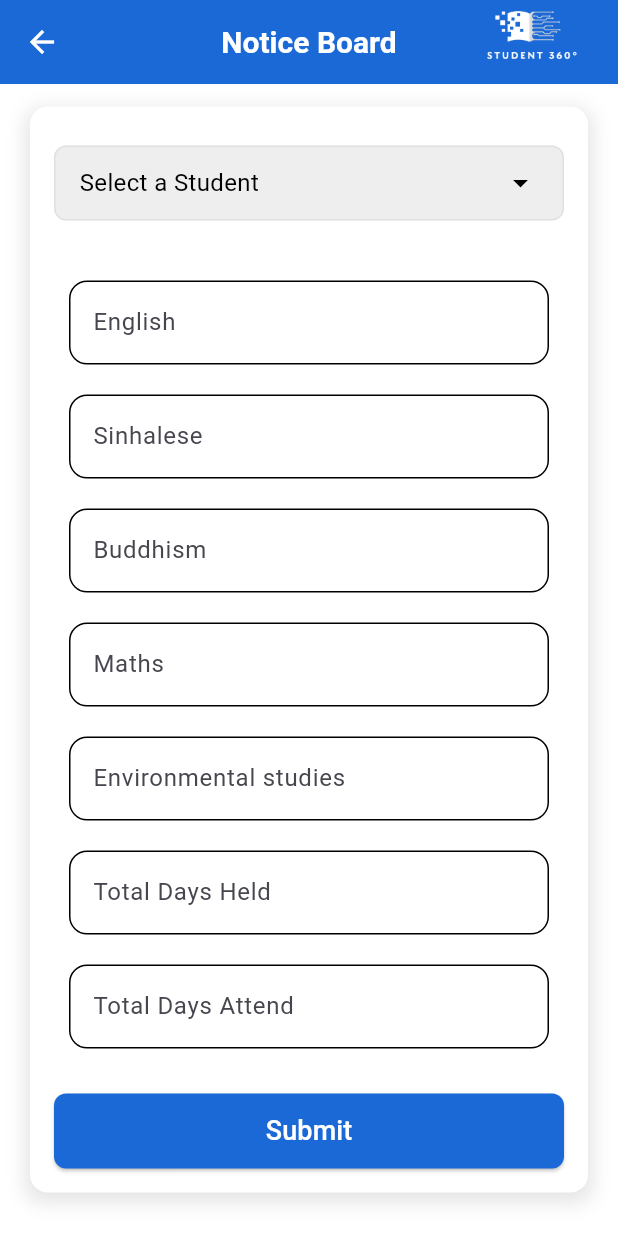
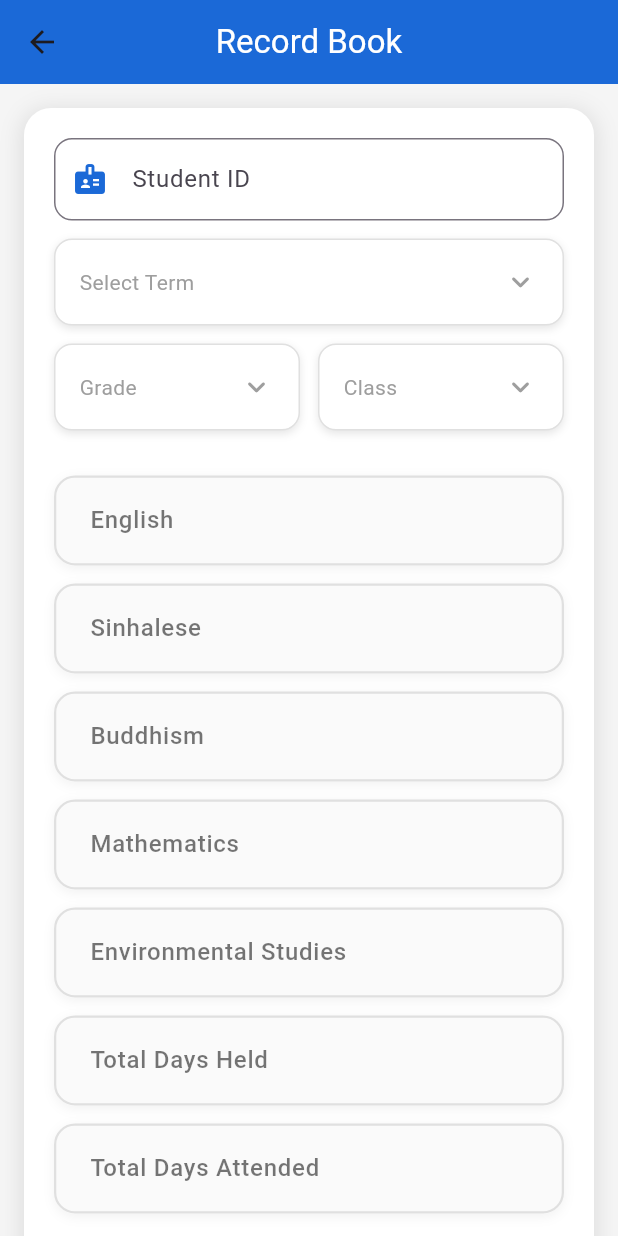
Before and after one commit to Dimath-Ranasinghe/Student_360, a Flutter app: the FormPage screen opened directly, on a phone screen of 412 x 824 dp. Run offline on Flutter 3.47's test engine with Material 3 defaults, Android fonts, the phone set to English and light mode, and no system bars; our stand-ins replace google_nav_bar.

Commit message:
Added Some styles to the form page

```diff
--- a/lib/Pages/FormPage/form_blocks.dart
+++ b/lib/Pages/FormPage/form_blocks.dart
@@ -1,35 +1,63 @@
 import 'package:flutter/material.dart';
 
 class FormBlocks extends StatelessWidget {
-  final String hintText;
+  final String labelText;
 
   const FormBlocks({
     super.key,
-    required this.hintText,
+    required this.labelText,
   });
 
   @override
   Widget build(BuildContext context) {
-    return
-      Padding(
-        padding: const EdgeInsets.all(10.0),
+    return Padding(
+      padding: const EdgeInsets.symmetric(vertical: 6),
+      child: Container(
+        decoration: BoxDecoration(
+          color: Colors.white,
+          borderRadius: BorderRadius.circular(14),
+          boxShadow: [
+            BoxShadow(
+              color: Colors.black.withOpacity(0.05),
+              blurRadius: 6,
+              offset: const Offset(0, 2),
+            ),
+          ],
+        ),
         child: TextFormField(
+          style: const TextStyle(fontSize: 16, color: Colors.black87),
           decoration: InputDecoration(
-              hintText: hintText,
-              enabledBorder: OutlineInputBorder(
-                borderRadius: BorderRadius.circular(12),
-                borderSide: BorderSide(
-                    color: Colors.black
-                ),
+            labelText: labelText,
+            labelStyle: const TextStyle(
+              color: Colors.black54,
+              fontWeight: FontWeight.w500,
+              fontSize: 16,
+            ),
+            floatingLabelStyle: const TextStyle(
+              color: Color.fromRGBO(27, 105, 215, 1),
+              fontSize: 18,
+              fontWeight: FontWeight.bold,
+            ),
+            contentPadding: const EdgeInsets.symmetric(horizontal: 20, vertical: 18),
+            filled: true,
+            fillColor: Colors.grey.shade50,
+            enabledBorder: OutlineInputBorder(
+              borderRadius: BorderRadius.circular(14),
+              borderSide: BorderSide(
+                color: Colors.grey.shade300,
+                width: 1.5,
               ),
-              focusedBorder: OutlineInputBorder(
-                  borderRadius: BorderRadius.circular(12),
-                  borderSide: BorderSide(
-                      color: Color.fromRGBO(27, 105, 215, 1),width: 2.0
-                  )
-              )
+            ),
+            focusedBorder: OutlineInputBorder(
+              borderRadius: BorderRadius.circular(14),
+              borderSide: const BorderSide(
+                color: Color.fromRGBO(27, 105, 215, 1),
+                width: 2.0,
+              ),
+            ),
           ),
         ),
-      );
+      ),
+    );
   }
 }
--- a/lib/Pages/FormPage/form_page.dart
+++ b/lib/Pages/FormPage/form_page.dart
@@ -9,170 +9,193 @@ class FormPage extends StatefulWidget {
 }
 
 class _FormPageState extends State<FormPage> {
-  String? selectedValue;
-  final List<String> items = [
-    "John Doe", "Jane Smith", "Michael Johnson", "Emily Brown",
-    "William Davis", "Sophia Wilson", "James Anderson", "Olivia Martinez",
-    "Benjamin Thomas", "Charlotte Lee", "Daniel Harris", "Amelia Walker",
-    "Alexander Hall", "Mia Allen", "Matthew Young", "Ella King",
-    "Henry Wright", "Ava Scott", "Jackson Green", "Harper Adams"
-  ];
   final _formKey = GlobalKey<FormState>();
+  final _studentIdController = TextEditingController();
+  final Color primaryColor = const Color(0xFF1B69D7);
 
-  void _showStudentSelectionModal() {
+  String? selectedTerm, selectedGrade, selectedClass;
+  final terms = ["1st Term", "2nd Term", "3rd Term"];
+  final grades = ["1", "2", "3", "4", "5"];
+  final classes = ["A", "B", "C", "D"];
+
+  @override
+  void dispose() {
+    _studentIdController.dispose();
+    super.dispose();
+  }
+
+  void _showSelectionModal(List<String> items, Function(String) onSelect) {
     showModalBottomSheet(
       context: context,
-      backgroundColor: Colors.white,
-      shape: RoundedRectangleBorder(
-        borderRadius: BorderRadius.vertical(top: Radius.circular(12)),
-      ),
-      builder: (BuildContext context) {
-        return SizedBox(
-          height: 400,
-          child: ListView.builder(
-            itemCount: items.length,
-            itemBuilder: (context, index) {
-              return ListTile(
-                title: Text(items[index]),
+      shape: RoundedRectangleBorder(borderRadius: BorderRadius.circular(15)),
+      builder: (_) =>
+          ListView(
+            shrinkWrap: true,
+            children: items.map((item) =>
+                ListTile(
+                  title: Text(item, style: const TextStyle(fontSize: 16)),
                   onTap: () {
-                  setState(() {
-                    selectedValue = items[index];
-                  });
+                    onSelect(item);
                     Navigator.pop(context);
                   },
-              );
-            },
+                )).toList(),
           ),
     );
-      },
+  }
+
+  Widget _buildDropdown(String hint, String? value, VoidCallback onTap) {
+    return GestureDetector(
+      onTap: onTap,
+      child: Container(
+        padding: const EdgeInsets.symmetric(horizontal: 16, vertical: 16),
+        margin: const EdgeInsets.only(bottom: 12),
+        decoration: BoxDecoration(
+          color: Colors.white,
+          borderRadius: BorderRadius.circular(12),
+          border: Border.all(color: Colors.grey.shade300),
+          boxShadow: [
+            BoxShadow(
+              color: Color.fromARGB(25, 0, 0, 0),
+              blurRadius: 4,
+              offset: const Offset(0, 2),
+            ),
+          ],
+        ),
+        child: Row(
+          mainAxisAlignment: MainAxisAlignment.spaceBetween,
+          children: [
+            Text(
+              value ?? hint,
+              style: TextStyle(fontSize: 14,
+                  color: value == null ? Colors.grey : Colors.black),
+            ),
+            const Icon(Icons.keyboard_arrow_down_rounded, color: Colors.grey),
+          ],
+        ),
+      ),
     );
   }
 
   @override
   Widget build(BuildContext context) {
     return Scaffold(
-      backgroundColor: Theme.of(context).scaffoldBackgroundColor,
-
+      backgroundColor: Colors.grey.shade100,
       appBar: AppBar(
-        backgroundColor: const Color.fromRGBO(27, 105, 215, 1),
+        backgroundColor: primaryColor,
+        elevation: 0,
+        title: const Text("Record Book", style: TextStyle(color: Colors.white)),
         centerTitle: true,
-        elevation: 0,
-        title: const Text(
-          "Notice Board",
-          style: TextStyle(
+      ),
+      body: SingleChildScrollView(
+        physics: const BouncingScrollPhysics(),
+        child: Padding(
+          padding: const EdgeInsets.all(16.0),
+          child: Center(
+            child: Container(
+              padding: const EdgeInsets.all(20),
+              decoration: BoxDecoration(
                 color: Colors.white,
-            fontSize: 20,
-            fontWeight: FontWeight.bold,
-          ),
-        ),
-        iconTheme: const IconThemeData(color: Colors.white),
-        actions: [
-          Padding(
-            padding: const EdgeInsets.only(right: 5),
-            child: Container(
-              width: 110,
-              height: 110,
-              decoration: const BoxDecoration(
-                image: DecorationImage(
-                  image: AssetImage('assets/logo.png'),
-                  fit: BoxFit.cover,
-                ),
-              ),
-            ),
+                borderRadius: BorderRadius.circular(18),
+                boxShadow: [
+                  BoxShadow(
+                    color: Color.fromARGB(25, 0, 0, 0),
+                    blurRadius: 12,
+                    spreadRadius: 2,
+                    offset: const Offset(0, 3),
                   ),
                 ],
               ),
-
-      body: SingleChildScrollView(
-        padding: const EdgeInsets.symmetric(vertical: 15, horizontal: 20),
-        child: Container(
-          width: double.infinity,
-          constraints: const BoxConstraints(minHeight: 600),
-          padding: const EdgeInsets.all(16),
-          decoration: BoxDecoration(
-            color: Colors.white,
-            borderRadius: BorderRadius.circular(12),
-            boxShadow: [
-              BoxShadow(
-                color: Colors.black.withOpacity(0.1),
-                blurRadius: 10,
-                spreadRadius: 3,
-                offset: const Offset(0, 4),
-              )
-            ],
-          ),
+              child: Form(
+                key: _formKey,
                 child: Column(
                   crossAxisAlignment: CrossAxisAlignment.start,
                   children: [
-              Padding(
-                padding: const EdgeInsets.symmetric(vertical: 10),
-                child: GestureDetector(
-                  onTap: _showStudentSelectionModal,
-                  child: Container(
-                    padding: const EdgeInsets.symmetric(horizontal: 16, vertical: 12),
-                    decoration: BoxDecoration(
-                      color: Colors.grey.shade200,
-                      borderRadius: BorderRadius.circular(8),
-                      border: Border.all(color: Colors.grey.shade300),
+                    // Student ID Input
+                    TextFormField(
+                      controller: _studentIdController,
+                      style: const TextStyle(fontSize: 15),
+                      decoration: InputDecoration(
+                        labelText: "Student ID",
+                        prefixIcon: Icon(Icons.badge, color: primaryColor),
+                        border: OutlineInputBorder(borderRadius: BorderRadius
+                            .circular(12)),
                       ),
-                    child: Row(
-                      mainAxisAlignment: MainAxisAlignment.spaceBetween,
+                      validator: (value) =>
+                      value!.isEmpty
+                          ? 'Enter Student ID'
+                          : null,
+                    ),
+                    const SizedBox(height: 12),
+
+
+                    _buildDropdown("Select Term", selectedTerm, () =>
+                        _showSelectionModal(terms, (val) =>
+                            setState(() => selectedTerm = val))),
+                    Row(
                       children: [
-                        Text(
-                          selectedValue ?? "Select a Student",
-                          style: TextStyle(fontSize: 16, color: Colors.black),
-                        ),
-                        Icon(Icons.arrow_drop_down, color: Colors.black),
+                        Expanded(child: _buildDropdown("Grade",
+                            selectedGrade, () =>
+                                _showSelectionModal(grades, (val) =>
+                                    setState(() => selectedGrade = val)))),
+                        const SizedBox(width: 12),
+                        Expanded(child: _buildDropdown("Class",
+                            selectedClass, () =>
+                                _showSelectionModal(classes, (val) =>
+                                    setState(() => selectedClass = val)))),
                       ],
                     ),
-                  ),
-                ),
-              ),
 
-              Form(
-                key: _formKey,
-                child: Padding(
-                  padding: const EdgeInsets.only(top: 20),
-                  child: Column(
-                    children: [
-                      FormBlocks(hintText: "English"),
-                      FormBlocks(hintText: "Sinhalese"),
-                      FormBlocks(hintText: "Buddhism"),
-                      FormBlocks(hintText: "Maths"),
-                      FormBlocks(hintText: "Environmental studies"),
-                      FormBlocks(hintText: "Total Days Held"),
-                      FormBlocks(hintText: "Total Days Attend"),
-                    ],
-                  ),
-                ),
-              ),
+                    const SizedBox(height: 12),
 
-              Padding(
-                padding: const EdgeInsets.only(top: 20),
-                child: SizedBox(
+                    // Subject Fields
+                    const FormBlocks(labelText: "English"),
+                    const FormBlocks(labelText: "Sinhalese"),
+                    const FormBlocks(labelText: "Buddhism"),
+                    const FormBlocks(labelText: "Mathematics"),
+                    const FormBlocks(labelText: "Environmental Studies"),
+                    const FormBlocks(labelText: "Total Days Held"),
+                    const FormBlocks(labelText: "Total Days Attended"),
+
+                    const SizedBox(height: 20),
+
+                    // Submit Button
+                    SizedBox(
                       width: double.infinity,
                       height: 50,
                       child: ElevatedButton(
                         style: ElevatedButton.styleFrom(
-                      backgroundColor: const Color.fromRGBO(27, 105, 215, 1),
+                          backgroundColor: primaryColor,
                           shape: RoundedRectangleBorder(
-                        borderRadius: BorderRadius.circular(8),
-                      ),
+                              borderRadius: BorderRadius.circular(12)),
+                          elevation: 4,
                         ),
                         onPressed: () {
-                      if (_formKey.currentState!.validate()) {}
+                          if (_formKey.currentState!.validate() &&
+                              selectedTerm != null &&
+                              selectedGrade != null &&
+                              selectedClass != null) {
+                            // Submit action
+                          } else {
+                            ScaffoldMessenger.of(context).showSnackBar(
+                              const SnackBar(content: Center(
+                                  child: Text("Please complete all fields")
+                              )),
+                            );
+                          }
                         },
-                    child: const Text(
-                      "Submit",
-                      style: TextStyle(color: Colors.white, fontSize: 18),
-                    ),
-                  ),
+                        child: const Text("Submit", style: TextStyle(
+                            color: Colors.white,
+                            fontSize: 16,
+                            fontWeight: FontWeight.w600)),
                       ),
                     ),
                   ],
                 ),
               ),
             ),
+          ),
+        ),
+      ),
     );
   }
 }
```
Also changed, not shown: 12 other files. Lines whose indentation alone changed are shown as unchanged.
